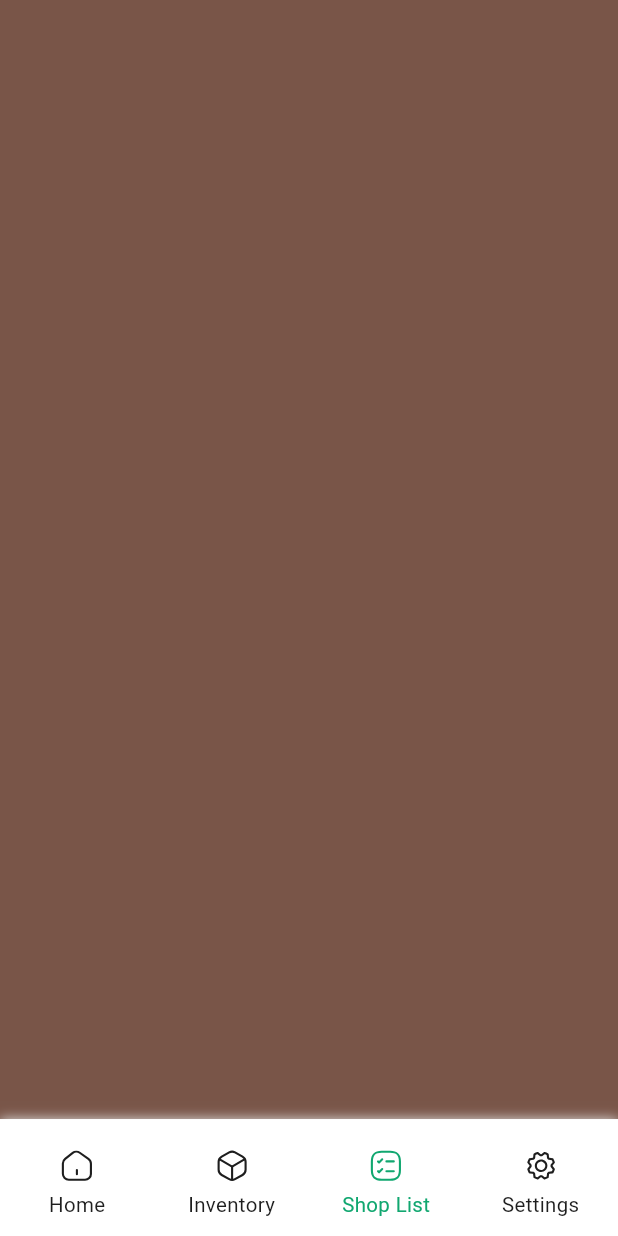
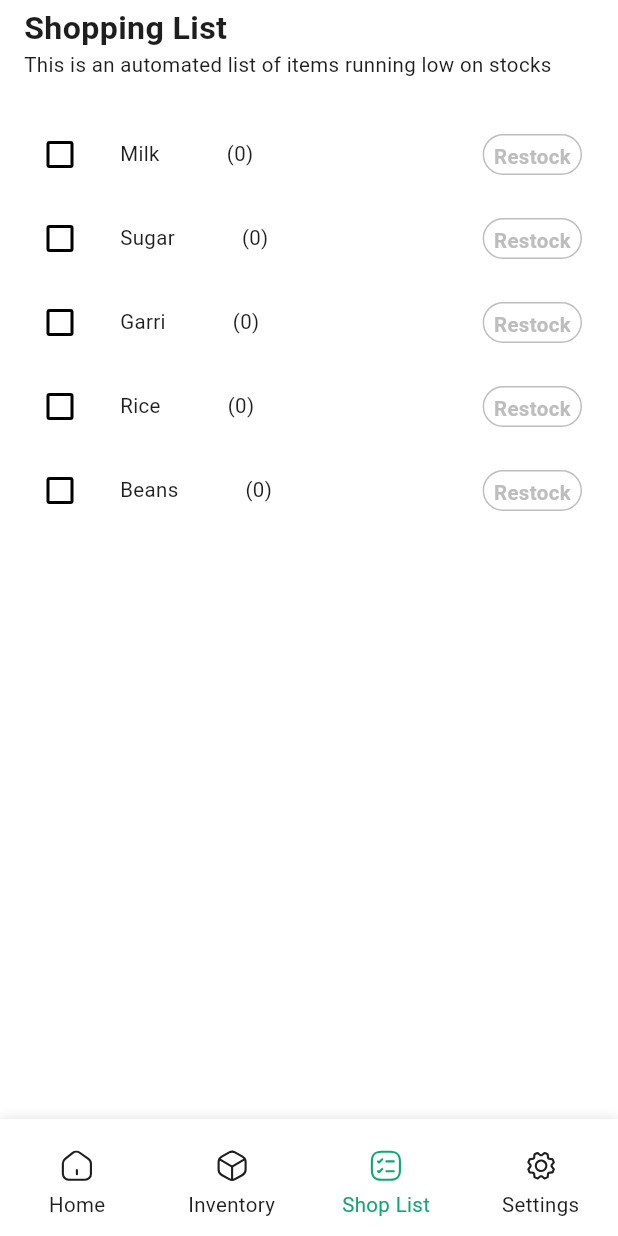
Before and after one commit to krysnkem/hng11-nfc-grocery-tracker, a Flutter app: the screen it shows after launch, item 3 of the bottom bar chosen, on a phone screen of 412 x 824 dp. Run offline on Flutter 3.47's test engine with Material 3 defaults, Android fonts, the phone set to English and light mode, and no system bars; drawn by our look-alikes of oktoast; our stand-ins replace device_info_plus, flutter_screenutil, flutter_secure_storage, flutter_svg; missing offline and left inert: nfc_manager; Roboto replaces fonts that are missing (SF Pro Display); statements that could not run were skipped.

Commit message:
shoppinglist update

```diff
--- a/lib/core/constants/app_images.dart
+++ b/lib/core/constants/app_images.dart
@@ -13,4 +13,5 @@ class AppImages {
   static const String noResults = "assets/svg/noresults.svg";
   static const String calendars = "assets/svg/calendar.svg";
   static const String scan = "assets/svg/scan.svg";
+  static const String checkit = "assets/svg/checkit.svg";
 }
--- a/lib/screens/main/bottom_navigation.dart
+++ b/lib/screens/main/bottom_navigation.dart
@@ -1,6 +1,7 @@
 import 'package:flutter/material.dart';
 import 'package:flutter/services.dart';
 import 'package:grocey_tag/screens/main/inventory/inventory.dart';
+import 'package:grocey_tag/screens/main/shoppinglist.dart/shoppinglist.dart';
 
 import '../../utils/pop_up.dart';
 import '../../widgets/botton_nav_component.dart';
@@ -32,9 +33,7 @@ class _BottomNavigationState extends State<BottomNavigation> {
     Inventory(
       onNavigationItem: (int) {},
     ),
-    Scaffold(
-      backgroundColor: Colors.brown,
-    ),
+    ShoppingList(),
     Scaffold(
       backgroundColor: Colors.yellow,
     ),
--- /dev/null
+++ b/lib/screens/main/shoppinglist.dart/shoppinglist.dart
@@ -0,0 +1,92 @@
+import 'package:flutter/material.dart';
+import 'package:flutter_screenutil/flutter_screenutil.dart';
+import 'package:grocey_tag/utils/widget_extensions.dart';
+import 'package:grocey_tag/widgets/apptext.dart';
+
+import '../../../widgets/app_button.dart';
+import '../../../widgets/scanmodal.dart';
+
+class ShoppingList extends StatefulWidget {
+  const ShoppingList({super.key});
+
+  @override
+  State<ShoppingList> createState() => _ShoppingListState();
+}
+
+class _ShoppingListState extends State<ShoppingList> {
+  List<String> items = ['Milk', 'Sugar', 'Garri', 'Rice', 'Beans'];
+  List<bool> checked = [
+    false,
+    false,
+    false,
+    false,
+    false,
+  ];
+  @override
+  Widget build(BuildContext context) {
+    return Scaffold(
+        appBar: AppBar(
+          title: Column(
+            crossAxisAlignment: CrossAxisAlignment.start,
+            children: [
+              AppText(
+                "Shopping List",
+                size: 22.sp,
+                weight: FontWeight.w600,
+              ),
+              AppText(
+                  "This is an automated list of items running low on stocks"),
+            ],
+          ),
+        ),
+        body: Column(
+          children: [
+            20.h.sbH,
+            Expanded(
+              child: ListView.builder(
+                  itemCount: items.length,
+                  itemBuilder: (context, index) {
+                    return ListTile(
+                      leading: Checkbox(
+                        activeColor: Colors.green,
+                        onChanged: (bool? value) {
+                          setState(() {
+                            checked[index] = value!;
+                          });
+                        },
+                        value: checked[index],
+                      ),
+                      title: Row(
+                        children: [
+                          AppText(items[index]),
+                          40.w.sbW,
+                          AppText("(0)"),
+                        ],
+                      ),
+                      trailing: SizedBox(
+                          width: 68.sp,
+                          height: 28.sp,
+                          child: AppButton(
+                            onTap: () {
+                              showModalBottomSheet(
+                                  context: context,
+                                  builder: (BuildContext context) {
+                                    return ScanModalwidget(
+                                      itemName: items[index],
+                                      checked: checked[index],
+                                    );
+                                  });
+                            },
+                            isOutline: true,
+                            textColor: Colors.grey.shade400,
+                            text: "Restock",
+                            borderColor: Colors.grey.shade400,
+                            borderRadius: 16.sp,
+                          )),
+                    );
+                  }),
+            )
+          ],
+        ));
+  }
+}
```
Also changed, not shown: lib/screens/main/shoppinglist.dart/restockitem.dart (added, +113 -0 lines), lib/widgets/scanmodal.dart (added, +89 -0 lines), lib/widgets/successwidget.dart (added, +51 -0 lines), assets/svg/checkit.svg (added).
